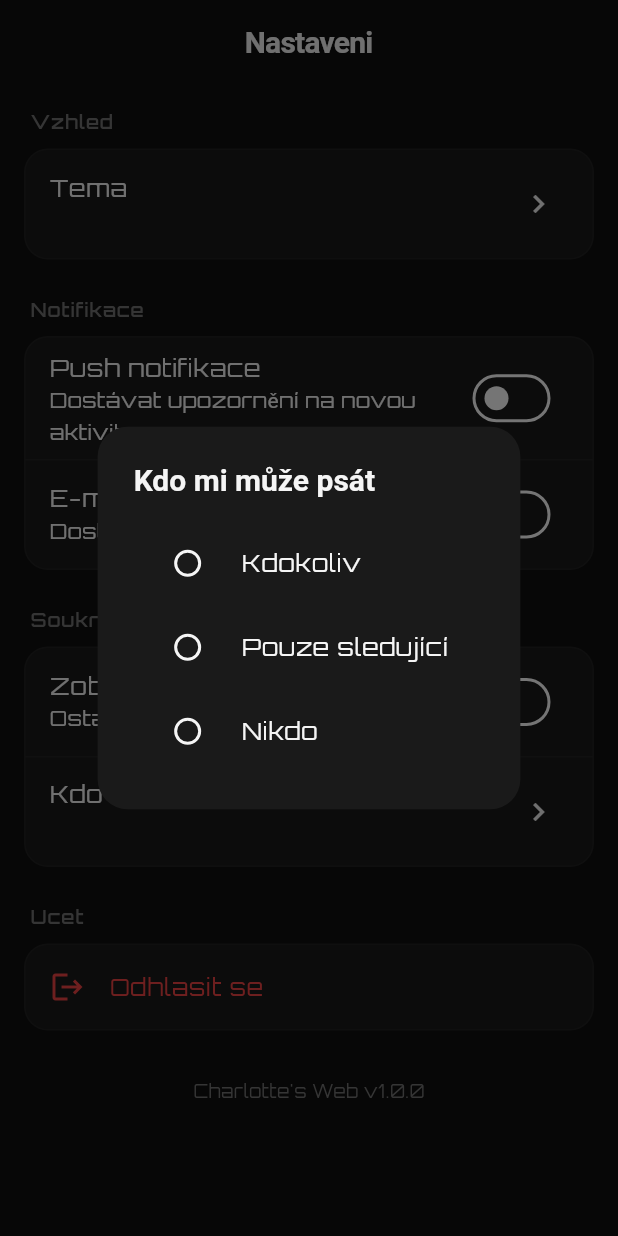
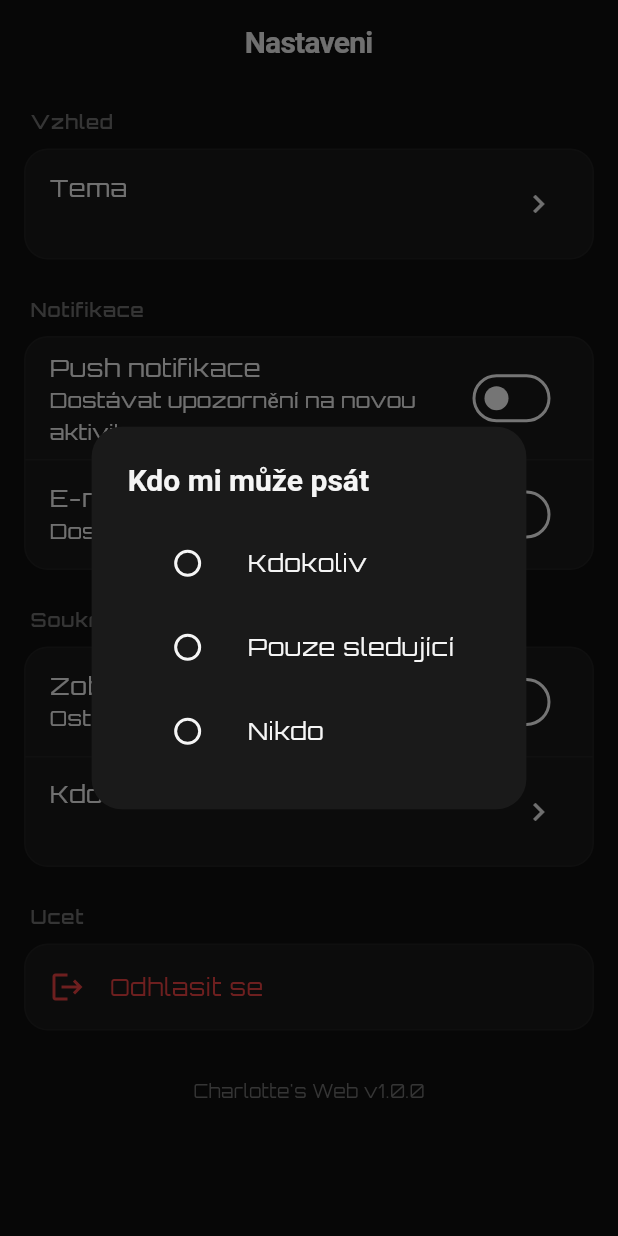
Before and after one commit to AsardGm/charlottes-web-app, a Flutter app: the SettingsScreen screen opened by its route, after a tap on "Kdo mi může psát", on a phone screen of 412 x 824 dp. Run offline on Flutter 3.47's test engine with Material 3 defaults, Android fonts, the phone set to English and light mode, and no system bars; our stand-ins replace cached_network_image, flutter_riverpod, flutter_secure_storage, go_router, google_fonts, image_picker and 2 more; missing offline and left inert: cryptography; accounts and stored records are empty.

Commit message:
Fix lint warnings and SDK version compatibility
- Lower Dart SDK requirement from ^3.10.4 to ^3.9.0 for compatibility
- Replace unnecessary double underscores (__) with single underscore (_)
- Update deprecated Switch activeColor to activeThumbColor
- Refactor Radio widgets to use new RadioGroup API

🤖 Generated with [Claude Code](https://claude.com/claude-code)

Co-Authored-By: Claude Opus 4.5 <noreply@anthropic.com>

```diff
--- a/lib/providers/auth_provider.dart
+++ b/lib/providers/auth_provider.dart
@@ -19,7 +19,7 @@ final currentUserProvider = FutureProvider<UserModel?>((ref) async {
       return null;
     },
     loading: () => null,
-    error: (_, __) => null,
+    error: (_, _) => null,
   );
 });
 
@@ -28,7 +28,7 @@ final isAuthenticatedProvider = Provider<bool>((ref) {
   return authState.when(
     data: (state) => state.session != null,
     loading: () => false,
-    error: (_, __) => false,
+    error: (_, _) => false,
   );
 });
 
@@ -37,7 +37,7 @@ final isAdminProvider = Provider<bool>((ref) {
   return user.when(
     data: (u) => u?.isAdmin ?? false,
     loading: () => false,
-    error: (_, __) => false,
+    error: (_, _) => false,
   );
 });
 
--- a/lib/providers/settings_provider.dart
+++ b/lib/providers/settings_provider.dart
@@ -15,7 +15,7 @@ final themeModeProvider = Provider<String>((ref) {
   return settings.when(
     data: (s) => s?.theme ?? 'dark',
     loading: () => 'dark',
-    error: (_, __) => 'dark',
+    error: (_, _) => 'dark',
   );
 });
 
--- a/lib/screens/admin/admin_dashboard.dart
+++ b/lib/screens/admin/admin_dashboard.dart
@@ -159,7 +159,7 @@ class AdminDashboard extends ConsumerWidget {
                   child: CircularProgressIndicator(color: AppColors.primary),
                 ),
               ),
-              error: (_, __) => Container(
+              error: (_, _) => Container(
                 padding: const EdgeInsets.all(20),
                 decoration: BoxDecoration(
                   color: AppColors.error.withAlpha(20),
--- a/lib/screens/feed/create_post_screen.dart
+++ b/lib/screens/feed/create_post_screen.dart
@@ -197,7 +197,7 @@ class _CreatePostScreenState extends ConsumerState<CreatePostScreen> {
                 ],
               ),
               loading: () => const SizedBox.shrink(),
-              error: (_, __) => const SizedBox.shrink(),
+              error: (_, _) => const SizedBox.shrink(),
             ),
 
             // Category selector
@@ -285,7 +285,7 @@ class _CreatePostScreenState extends ConsumerState<CreatePostScreen> {
                 ],
               ),
               loading: () => const SizedBox.shrink(),
-              error: (_, __) => const SizedBox.shrink(),
+              error: (_, _) => const SizedBox.shrink(),
             ),
 
             // Deadline selector (pouze pro typy s deadline)
--- a/lib/screens/settings/settings_screen.dart
+++ b/lib/screens/settings/settings_screen.dart
@@ -51,7 +51,7 @@ class SettingsScreen extends ConsumerWidget {
                       ref.read(settingsNotifierProvider.notifier)
                           .setNotificationsEnabled(value);
                     },
-                    activeColor: AppColors.primary,
+                    activeThumbColor: AppColors.primary,
                   ),
                   const Divider(height: 1),
                   SwitchListTile(
@@ -62,7 +62,7 @@ class SettingsScreen extends ConsumerWidget {
                       ref.read(settingsNotifierProvider.notifier)
                           .updateSettings({'email_notifications': value});
                     },
-                    activeColor: AppColors.primary,
+                    activeThumbColor: AppColors.primary,
                   ),
                 ],
               ),
@@ -81,7 +81,7 @@ class SettingsScreen extends ConsumerWidget {
                       ref.read(settingsNotifierProvider.notifier)
                           .setShowOnlineStatus(value);
                     },
-                    activeColor: AppColors.primary,
+                    activeThumbColor: AppColors.primary,
                   ),
                   const Divider(height: 1),
                   ListTile(
@@ -158,43 +158,46 @@ class SettingsScreen extends ConsumerWidget {
       context: context,
       builder: (context) => AlertDialog(
         title: const Text('Kdo mi může psát'),
-        content: Column(
+        content: RadioGroup<String>(
+          onChanged: (value) {
+            if (value != null) {
+              ref.read(settingsNotifierProvider.notifier)
+                  .setAllowMessagesFrom(value);
+              Navigator.pop(context);
+            }
+          },
+          child: Column(
             mainAxisSize: MainAxisSize.min,
             children: [
-            RadioListTile<String>(
+              ListTile(
                 title: const Text('Kdokoliv'),
-              value: 'everyone',
-              groupValue: current,
-              onChanged: (value) {
+                leading: Radio<String>(value: 'everyone'),
+                onTap: () {
                   ref.read(settingsNotifierProvider.notifier)
-                    .setAllowMessagesFrom(value!);
+                      .setAllowMessagesFrom('everyone');
                   Navigator.pop(context);
                 },
-              activeColor: AppColors.primary,
               ),
-            RadioListTile<String>(
+              ListTile(
                 title: const Text('Pouze sledující'),
-              value: 'followers',
-              groupValue: current,
-              onChanged: (value) {
+                leading: Radio<String>(value: 'followers'),
+                onTap: () {
                   ref.read(settingsNotifierProvider.notifier)
-                    .setAllowMessagesFrom(value!);
+                      .setAllowMessagesFrom('followers');
                   Navigator.pop(context);
                 },
-              activeColor: AppColors.primary,
               ),
-            RadioListTile<String>(
+              ListTile(
                 title: const Text('Nikdo'),
-              value: 'nobody',
-              groupValue: current,
-              onChanged: (value) {
+                leading: Radio<String>(value: 'nobody'),
+                onTap: () {
                   ref.read(settingsNotifierProvider.notifier)
-                    .setAllowMessagesFrom(value!);
+                      .setAllowMessagesFrom('nobody');
                   Navigator.pop(context);
                 },
-              activeColor: AppColors.primary,
               ),
             ],
+          ),
         ),
       ),
     );
--- a/lib/widgets/filter_sidebar.dart
+++ b/lib/widgets/filter_sidebar.dart
@@ -175,7 +175,7 @@ class FilterSidebar extends ConsumerWidget {
                           ),
                         ),
                       ),
-                      error: (_, __) => const SizedBox.shrink(),
+                      error: (_, _) => const SizedBox.shrink(),
                     ),
                   ],
                 ),
--- a/pubspec.yaml
+++ b/pubspec.yaml
@@ -19,7 +19,7 @@ publish_to: 'none' # Remove this line if you wish to publish to pub.dev
 version: 1.0.0+1
 
 environment:
-  sdk: ^3.10.4
+  sdk: ^3.9.0
 
 # Dependencies specify other packages that your package needs in order to work.
 # To automatically upgrade your package dependencies to the latest versions
```
Lines whose indentation alone changed are shown as unchanged.
